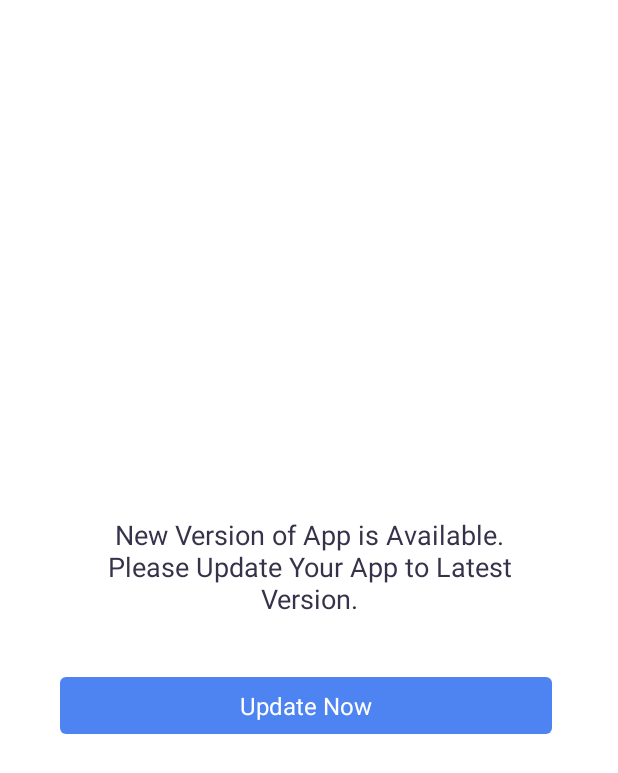
After one commit to sarveshhon/plasmado, an Android app: the layout dialog_update.xml on its own in the app's theme, with its tools: preview values and no code run, on a phone screen of 412 x 824 dp. The commit adds this screen. Shown: the top 773 px of the screen. Run offline under Robolectric (Android 15) with nearby library versions, the phone set to English and light mode, and no system bars; network calls fail.

Commit message:
Update Dialog Added

```diff
--- a/app/build.gradle
+++ b/app/build.gradle
@@ -1,6 +1,8 @@
 plugins {
     id 'com.android.application'
     id 'com.google.gms.google-services'
+    id 'com.google.firebase.crashlytics'
+    id 'com.google.firebase.firebase-perf'
 }
 
 android {
@@ -40,6 +42,8 @@ dependencies {
     implementation 'androidx.legacy:legacy-support-v4:1.0.0'
     implementation 'com.google.firebase:firebase-database:19.7.0'
     implementation 'com.google.firebase:firebase-messaging:21.1.0'
+    implementation 'com.google.firebase:firebase-analytics:18.0.3'
+    implementation 'com.google.firebase:firebase-perf:19.1.1'
     testImplementation 'junit:junit:4.13.2'
     androidTestImplementation 'androidx.test.ext:junit:1.1.2'
     androidTestImplementation 'androidx.test.espresso:espresso-core:3.3.0'
--- a/app/src/main/AndroidManifest.xml
+++ b/app/src/main/AndroidManifest.xml
@@ -4,8 +4,7 @@
 
     <uses-permission android:name="android.permission.INTERNET" />
     <uses-permission android:name="android.permission.CALL_PHONE" />
-    <uses-permission android:name = "android.permission.ACCESS_NETWORK_STATE" />
-
+    <uses-permission android:name="android.permission.ACCESS_NETWORK_STATE" />
 
     <application
         android:allowBackup="true"
@@ -14,12 +13,15 @@
         android:roundIcon="@mipmap/ic_launcher_round"
         android:supportsRtl="true"
         android:theme="@style/Theme.PlasmaDo">
+        <activity android:name=".AboutActivity"></activity>
+
         <meta-data
             android:name="com.google.firebase.messaging.default_notification_icon"
             android:resource="@drawable/ic_launcher_notification" />
         <meta-data
             android:name="com.google.firebase.messaging.default_notification_color"
             android:resource="@color/red" />
+
         <activity android:name=".HomeActivity" />
         <activity android:name=".MainActivity">
             <intent-filter>
--- /dev/null
+++ b/app/src/main/res/layout/dialog_update.xml
@@ -0,0 +1,55 @@
+<?xml version="1.0" encoding="utf-8"?>
+<LinearLayout xmlns:android="http://schemas.android.com/apk/res/android"
+    xmlns:tools="http://schemas.android.com/tools"
+    android:layout_width="match_parent"
+    android:layout_height="wrap_content"
+    android:layout_gravity="center"
+    android:layout_margin="20dp"
+    android:background="@drawable/bg_white"
+    android:gravity="center"
+    android:orientation="vertical"
+    tools:ignore="MissingDefaultResource">
+
+
+    <TextView
+        android:id="@+id/tvTitle"
+        android:layout_width="match_parent"
+        android:layout_height="wrap_content"
+        android:layout_gravity="center"
+        android:layout_marginStart="20dp"
+        android:layout_marginTop="20dp"
+        android:layout_marginEnd="20dp"
+        android:layout_marginBottom="10dp"
+        android:fontFamily="sans-serif"
+        android:text="@string/app_update"
+        android:gravity="center"
+        android:padding="10dp"
+        android:textAllCaps="false"
+        android:textColor="#36324a"
+        android:textSize="18sp" />
+
+    <LinearLayout
+        android:layout_margin="20dp"
+        android:layout_width="match_parent"
+        android:layout_height="wrap_content">
+
+
+        <TextView
+            android:id="@+id/btnYes"
+            android:layout_width="match_parent"
+            android:layout_height="wrap_content"
+            android:layout_weight="1"
+            android:layout_marginEnd="4dp"
+            android:background="@drawable/bg_red"
+            android:fontFamily="sans-serif"
+            android:gravity="center"
+            android:paddingTop="8dp"
+            android:paddingBottom="8dp"
+            android:text="Update Now"
+            android:textAllCaps="false"
+            android:textColor="@color/white"
+            android:textSize="16sp" />
+
+    </LinearLayout>
+
+</LinearLayout>
--- a/app/src/main/res/menu/menu.xml
+++ b/app/src/main/res/menu/menu.xml
@@ -29,6 +29,10 @@
         app:showAsAction="never" />
     <item
         android:id="@+id/m7"
+        android:title="About"
+        app:showAsAction="never" />
+    <item
+        android:id="@+id/m8"
         android:title="Logout"
         app:showAsAction="never" />
 
--- a/app/src/main/res/values/strings.xml
+++ b/app/src/main/res/values/strings.xml
@@ -28,6 +28,11 @@
     <string name="sharetext_h">"*दूसरों के जीवन को बचाने के लिए अपने रक्त प्लाज्मा का दान करें। इसे दान करें।*\n"</string>
 
 
+    <string name="note">We Strongly Recommend You to Consult with medical professional or your Doctor before taking any Decision.\nकोई भी निर्णय लेने से पहले आप मेडिकल प्रोफेशनल या अपने डॉक्टर से सलाह लें।</string>
+
+    <string name="dev">This App is Develop by an IT Student with Strong Intention of Helping Blood Plasma Recipients. This app connects Donors &amp; Recipients.</string>
+
+    <string name="app_update">New Version of App is Available. Please Update Your App to Latest Version.</string>
 
 
 </resources>
--- a/build.gradle
+++ b/build.gradle
@@ -7,6 +7,8 @@ buildscript {
     dependencies {
         classpath "com.android.tools.build:gradle:4.1.3"
         classpath 'com.google.gms:google-services:4.3.5'
+        classpath 'com.google.firebase:firebase-crashlytics-gradle:2.5.2'
+        classpath 'com.google.firebase:perf-plugin:1.3.5'
 
         // NOTE: Do not place your application dependencies here; they belong
         // in the individual module build.gradle files
```
Also changed, not shown: app/src/main/java/in/plasmado/AboutActivity.java (added, +14 -0 lines), app/src/main/java/in/plasmado/HomeActivity.java (+52 -3 lines), app/src/main/res/layout/activity_about.xml (added, +49 -0 lines), app/src/main/res/layout/fragment_home.xml (+15 -0 lines).
